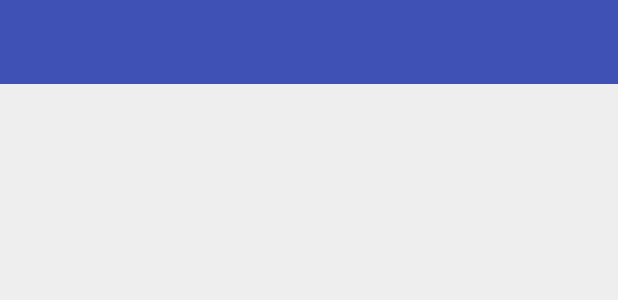
After one commit to Mustted/NamazVakitleri, an Android app: the layout toolbar.xml on its own in the app's theme, with its tools: preview values and no code run, on a phone screen of 412 x 824 dp. The commit adds this screen. Shown: the top 300 px of the screen. Run offline under Robolectric (Android 15) with nearby library versions, the phone set to English and light mode, and no system bars.

Commit message:
Use toolbar

```diff
--- a/mobile/src/main/java/tr/xip/prayertimes/MainActivity.java
+++ b/mobile/src/main/java/tr/xip/prayertimes/MainActivity.java
@@ -6,6 +6,7 @@ import android.os.Bundle;
 import android.support.v7.app.ActionBarActivity;
 import android.support.v7.widget.LinearLayoutManager;
 import android.support.v7.widget.RecyclerView;
+import android.support.v7.widget.Toolbar;
 import android.view.Menu;
 import android.view.MenuItem;
 import android.widget.ViewFlipper;
@@ -26,6 +27,8 @@ public class MainActivity extends ActionBarActivity {
     private static final int FLIPPER_PROGRESS_BAR = 1;
     private static final int FLIPPER_CONTENT = 0;
 
+    private Toolbar mToolbar;
+
     private DatabaseManager dbMan;
     private DiyanetApi api;
 
@@ -44,6 +47,9 @@ public class MainActivity extends ActionBarActivity {
         setContentView(R.layout.activity_main);
         dbMan = new DatabaseManager(this);
         api = new DiyanetApi();
+
+        mToolbar = (Toolbar) findViewById(R.id.toolbar);
+        setSupportActionBar(mToolbar);
 
         mLocations = dbMan.getLocations();
 
--- /dev/null
+++ b/mobile/src/main/res/layout/toolbar.xml
@@ -0,0 +1,9 @@
+<?xml version="1.0" encoding="utf-8"?>
+
+<android.support.v7.widget.Toolbar xmlns:android="http://schemas.android.com/apk/res/android"
+    xmlns:app="http://schemas.android.com/apk/res-auto"
+    android:id="@+id/toolbar"
+    android:layout_width="match_parent"
+    android:layout_height="@dimen/abc_action_bar_default_height_material"
+    android:background="@color/apptheme_primary"
+    app:theme="@style/ThemeOverlay.AppCompat.Dark.ActionBar" />
--- a/mobile/src/main/res/values/styles.xml
+++ b/mobile/src/main/res/values/styles.xml
@@ -1,17 +1,9 @@
 <resources>
 
-    <style name="AppTheme" parent="Theme.AppCompat.Light.DarkActionBar">
+    <style name="AppTheme" parent="Theme.AppCompat.Light.NoActionBar">
         <item name="colorPrimary">@color/apptheme_primary</item>
         <item name="colorPrimaryDark">@color/apptheme_primary_dark</item>
         <item name="colorAccent">@color/apptheme_accent</item>
         <item name="android:windowBackground">@color/background_window</item>
     </style>
-
-    <style name="AppTheme_Setup" parent="Theme.AppCompat.Light.NoActionBar">
-        <item name="colorPrimary">@color/apptheme_primary</item>
-        <item name="colorPrimaryDark">@color/apptheme_primary</item>
-        <item name="colorAccent">@color/apptheme_accent</item>
-        <item name="android:windowBackground">@color/background_window</item>
-    </style>
-
 </resources>
```
Also changed, not shown: mobile/src/main/AndroidManifest.xml (+3 -6 lines), mobile/src/main/res/drawable/shadow_toolbar.xml (added, +7 -0 lines), mobile/src/main/res/layout/activity_main.xml (+15 -0 lines).
